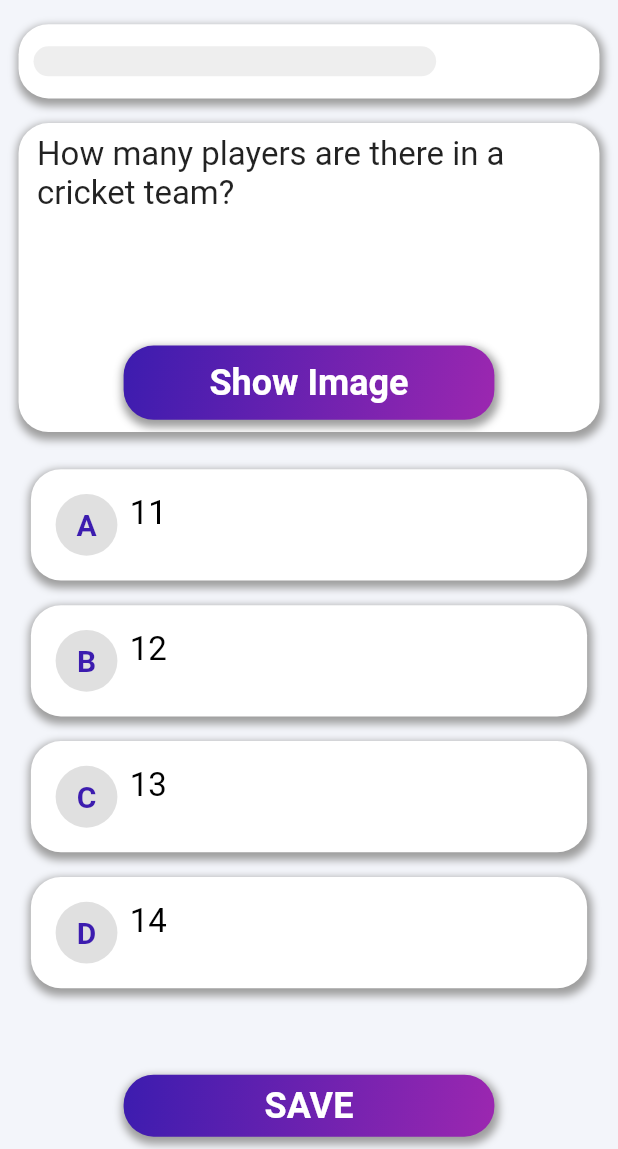
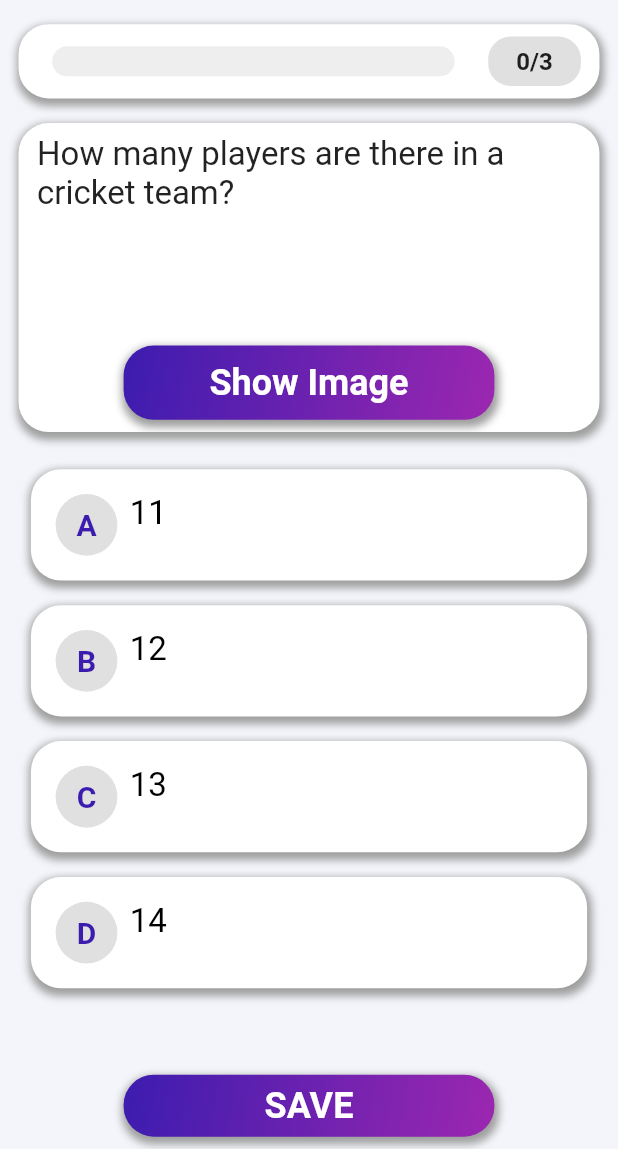
Before and after one commit to Tri-M/nvld_mobile_app, a Flutter app: the screen it shows after launch, on a phone screen of 412 x 824 dp, the part 87-1236 px from its top. Run offline on Flutter 3.47's test engine with Material 2 defaults, Android fonts, the phone set to English and light mode, and no system bars; drawn by our look-alikes of auto_size_text, percent_indicator; our stand-ins replace chewie, device_preview, flutter_spinkit, video_player.

Commit message:
answered question updated

```diff
--- a/lib/screens/mcq_page.dart
+++ b/lib/screens/mcq_page.dart
@@ -51,7 +51,7 @@ class _McqPageState extends State<McqPage> {
 
   @override
   Widget build(BuildContext context) {
-
+    int submittedQuestions=questions.where((q) => q.submitted).length;
     int questionsLength = questions.length;
     double width = MediaQuery.of(context).size.width;
     double height = MediaQuery.of(context).size.height;
@@ -158,7 +158,10 @@ class _McqPageState extends State<McqPage> {
                       spreadRadius: 2.0,
                     ),
                   ]),
+              child: Container(
+                padding: EdgeInsets.symmetric(horizontal: width*0.03),
                 child: Row(
+                  mainAxisAlignment: MainAxisAlignment.spaceBetween,
                   children: [
                     Container(
                       width: width * 0.7,
@@ -166,13 +169,32 @@ class _McqPageState extends State<McqPage> {
                         width: width * 0.7,
                         lineHeight: 20.0,
                         barRadius: Radius.circular(20),
-                      percent: questions.where((q) => q.submitted).length /
+                        percent: submittedQuestions /
                             questionsLength,
                         backgroundColor: Colors.grey[200],
                         progressColor: primaryPurple,
                       ),
                     ),
+                    Container(
+                      width:width*0.15,
+                      height:height*0.04,
+                      decoration: BoxDecoration(
+                        color:submittedQuestions!=questionsLength?Colors.grey[300]:primaryPurple.withOpacity(0.6),
+                        borderRadius: BorderRadius.circular(15)
+                      ),
+                      child:Center(
+                        child: TextContainer(
+                          textAlign: TextAlign.center,
+                          text: '${submittedQuestions}/${questionsLength}',
+                          presetFontSizes: [16,14,12],
+                          style: TextStyle(
+                            fontWeight: FontWeight.bold
+                          ),
+                        ),
+                      ),
+                    ),
                   ],
+                ),
               ),
             ),
             SizedBox(height: height * 0.02),
```
Lines whose indentation alone changed are shown as unchanged.
